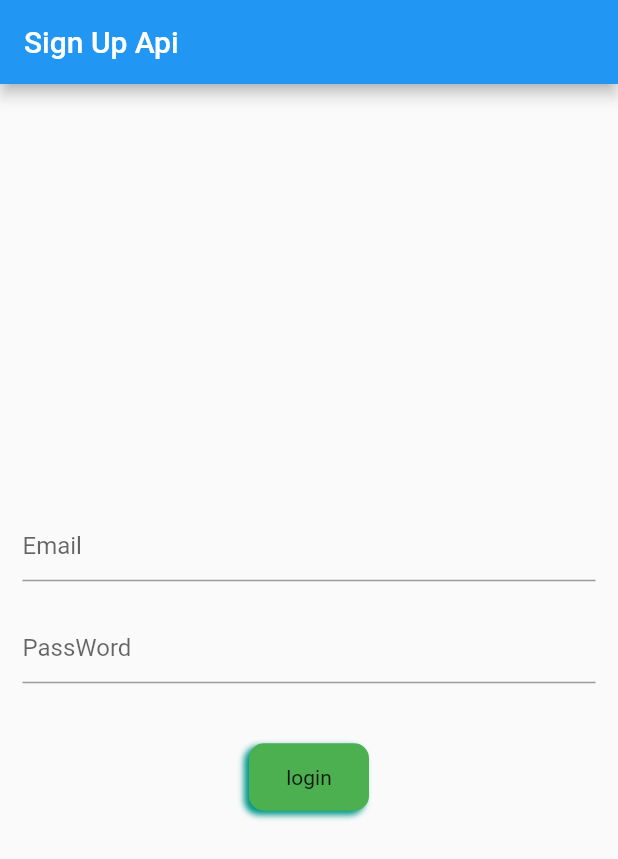
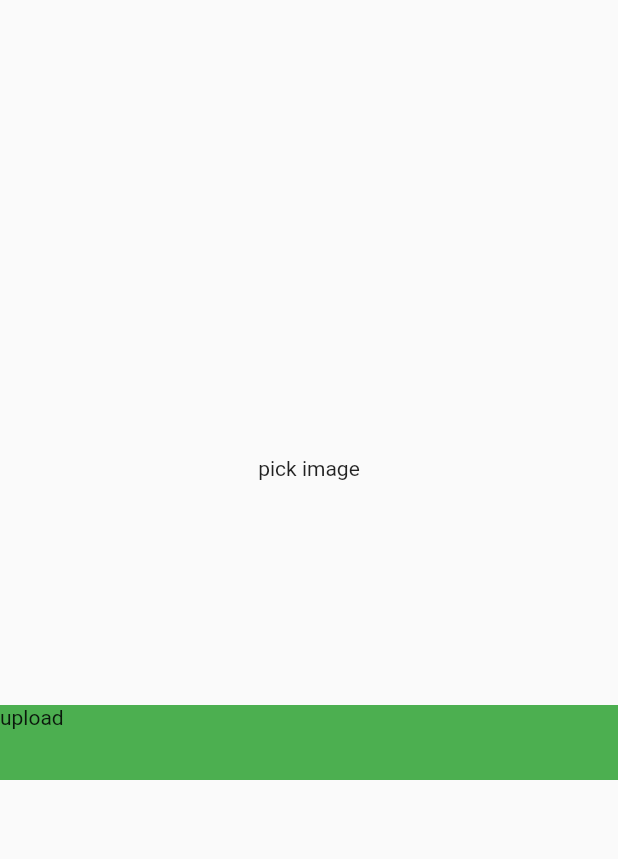
Before and after one commit to Mularbo/flutter_learning_2, a Flutter app: the screen it shows after launch, on a phone screen of 412 x 824 dp. Shown: the top 859 px of the screen. Run offline on Flutter 3.47's test engine with Material 2 defaults, Android fonts, the phone set to English and light mode, and no system bars; drawn by our look-alikes of modal_progress_hud_nsn; our stand-ins replace image_picker; missing offline and left inert: image_picker_for_web.

Commit message:
new update + upload image

```diff
--- a/lib/POSTapis/signup.dart
+++ /dev/null
@@ -1,91 +0,0 @@
-import 'dart:convert';
-import 'dart:html';
-import 'package:http/http.dart' as http;
-import 'package:flutter/material.dart';
-
-import 'package:modal_progress_hud_nsn/modal_progress_hud_nsn.dart';
-
-class SignUpScreen extends StatefulWidget {
-  SignUpScreen({super.key});
-
-  @override
-  State<SignUpScreen> createState() => _SignUpScreenState();
-}
-
-class _SignUpScreenState extends State<SignUpScreen> {
-  TextEditingController emailController = TextEditingController();
-  TextEditingController passwordController = TextEditingController();
-
-  void login(String email, password) async {
-    try {
-      http.Response response =
-          await http.post(Uri.parse("https://reqres.in/api/register"), body: {
-        'email': email,
-        'password': password,
-      });
-      if (response.statusCode == 200) {
-        var data = jsonDecode(response.body.toString());
-        print(data['token']);
-        print("login sucsessfull");
-      }
-    } catch (e) {
-      print(e.toString());
-    }
-  }
-
-  @override
-  Widget build(BuildContext context) {
-    return Scaffold(
-      appBar: AppBar(title: Text("Sign Up Api")),
-      body: Padding(
-        padding: const EdgeInsets.all(15.0),
-        child: Column(
-          mainAxisAlignment: MainAxisAlignment.center,
-          crossAxisAlignment: CrossAxisAlignment.center,
-          children: [
-            TextFormField(
-              controller: emailController,
-              decoration: InputDecoration(
-                hintText: "Email",
-              ),
-            ),
-            SizedBox(
-              height: 20,
-            ),
-            TextFormField(
-              controller: passwordController,
-              decoration: InputDecoration(
-                hintText: "PassWord",
-              ),
-            ),
-            SizedBox(
-              height: 40,
-            ),
-            InkWell(
-              onTap: () {
-                login(emailController.text.toString(),
-                    passwordController.text.toString());
-              },
-              child: Container(
-                height: 45,
-                width: 80,
-                decoration: BoxDecoration(
-                    color: Colors.green,
-                    borderRadius: BorderRadius.circular(10),
-                    boxShadow: [
-                      BoxShadow(
-                          blurRadius: 3,
-                          color: Colors.teal,
-                          offset: Offset.fromDirection(-230, 4))
-                    ]),
-                child: Center(
-                  child: Text("login"),
-                ),
-              ),
-            )
-          ],
-        ),
-      ),
-    );
-  }
-}
--- a/lib/main.dart
+++ b/lib/main.dart
@@ -1,23 +1,17 @@
 import 'package:flutter/material.dart';
-import 'package:tb_course/POSTapis/signup.dart';
-
-import 'getapis/example_five.dart';
-// import 'package:tb_course/example_three.dart';
-// import 'package:tb_course/example_two.dart';
-// import 'package:tb_course/home_screen.dart';
+import 'package:flutter_application_1/post%20api/uploadimage.dart';
 
 void main() {
   runApp(MyApp());
 }
 
 class MyApp extends StatelessWidget {
-  const MyApp({super.key});
+  MyApp({super.key});
 
   @override
   Widget build(BuildContext context) {
     return MaterialApp(
-      debugShowCheckedModeBanner: false,
-      home: SignUpScreen(),
+      home: UploadImageScreen(),
     );
   }
 }
--- /dev/null
+++ b/lib/post api/uploadimage.dart
@@ -0,0 +1,106 @@
+import 'dart:convert';
+import 'dart:io';
+import 'package:http/http.dart' as http;
+import 'package:flutter/material.dart';
+import 'package:image_picker/image_picker.dart';
+import 'package:modal_progress_hud_nsn/modal_progress_hud_nsn.dart';
+
+class UploadImageScreen extends StatefulWidget {
+  const UploadImageScreen({Key? key}) : super(key: key);
+
+  @override
+  _UploadImageScreenState createState() => _UploadImageScreenState();
+}
+
+class _UploadImageScreenState extends State<UploadImageScreen> {
+  File? image;
+  final _picker = ImagePicker();
+  bool showspinner = false;
+  Future getimage() async {
+    final pickedfile =
+        await _picker.pickImage(source: ImageSource.gallery, imageQuality: 80);
+    if (pickedfile != null) {
+      image = File(pickedfile.path);
+      setState(() {});
+    } else {
+      print("no image selected");
+    }
+  }
+
+  Future<void> uploadImage() async {
+    setState(() {
+      showspinner = true;
+    });
+
+    var stream = new http.ByteStream(image!.openRead());
+    stream.cast();
+    var length = await image!.length();
+    var uri = Uri.parse('https://fakestoreapi.com/products');
+    var request = new http.MultipartRequest("POST", uri);
+    request.fields['title'] = "Static title";
+    var multiport = new http.MultipartFile('image', stream, length);
+    request.files.add(multiport);
+    var response = await request.send();
+
+    if (response.statusCode == 200) {
+      setState(() {
+        showspinner = false;
+      });
+      print("image loaded");
+    } else {
+      setState(() {
+        showspinner = false;
+      });
+      print("image failed");
+    }
+  }
+
+  @override
+  Widget build(BuildContext context) {
+    return ModalProgressHUD(
+      inAsyncCall: showspinner,
+      child: Scaffold(
+        body: Column(
+          mainAxisAlignment: MainAxisAlignment.center,
+          crossAxisAlignment: CrossAxisAlignment.center,
+          children: [
+            GestureDetector(
+              onTap: (() {
+                getimage();
+              }),
+              child: Container(
+                child: image == null
+                    ? Center(
+                        child: Text("pick image"),
+                      )
+                    : Container(
+                        child: Center(
+                            child: Image.file(
+                          File(image!.path).absolute,
+                          height: 100,
+                          width: 100,
+                          fit: BoxFit.cover,
+                        )),
+                      ),
+              ),
+            ),
+            SizedBox(
+              height: 150,
+            ),
+            GestureDetector(
+              onTap: () {
+                uploadImage();
+              },
+              child: Container(
+                height: 50,
+                width: double.infinity,
+                color: Colors.green,
+                child: Text("upload"),
+              ),
+            )
+          ],
+        ),
+      ),
+    );
+  }
+}
```
Also changed, not shown: lib/generated_plugin_registrant.dart (added, +17 -0 lines), lib/getapis/example_five.dart (deleted, +0 -21 lines), lib/getapis/example_four.dart (deleted, +0 -94 lines), lib/getapis/example_three.dart (deleted, +0 -101 lines), lib/getapis/example_two.dart (deleted, +0 -69 lines), lib/getapis/home_screen.dart (deleted, +0 -74 lines), pubspec.yaml (+14 -23 lines), pubspec.lock, 22 other files.
